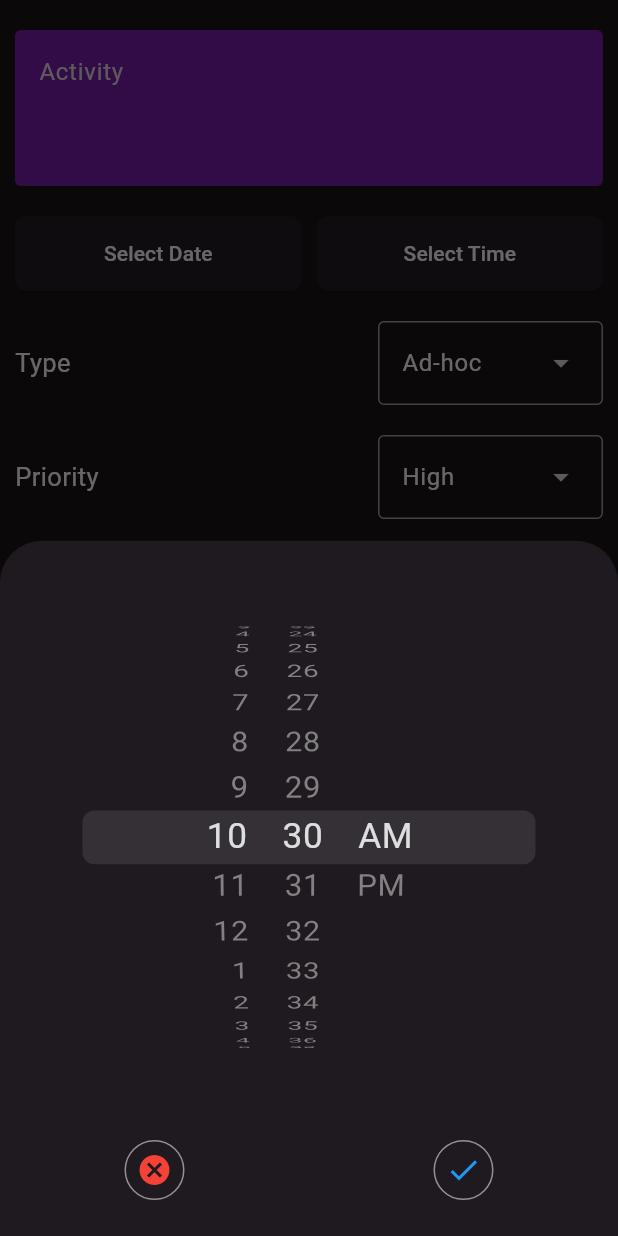
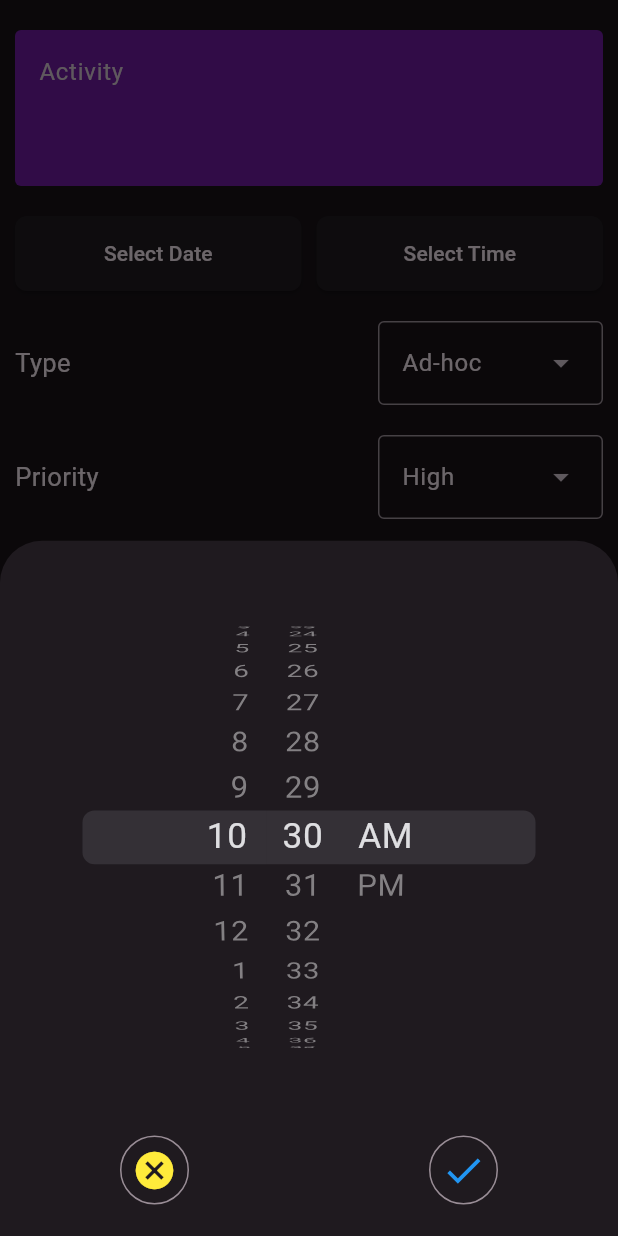
Before and after one commit to sdrhmn/purple, a Flutter app: the TaskFormScreen widget shown alone on an empty page, opened directly, after a tap on "Select Time", on a phone screen of 412 x 824 dp. Run offline on Flutter 3.47's test engine with Material 3 defaults, Android fonts, the phone set to English and light mode, and no system bars; our stand-ins replace flutter_local_notifications, flutter_riverpod, objectbox, styled_widget, timezone; generated files the repository leaves out were written again.

Commit message:
make icons larger, change icon color to yellow

```diff
--- a/lib/modules/tasks/ui/task_form_screen.dart
+++ b/lib/modules/tasks/ui/task_form_screen.dart
@@ -106,11 +106,13 @@ class _TaskFormState extends ConsumerState<TaskFormScreen> {
                                 ).expanded(),
                                 [
                                   IconButton.outlined(
+                                      iconSize: 30,
                                       onPressed: () =>
                                           Navigator.of(context).pop(),
                                       icon: const Icon(Icons.cancel,
-                                          color: Colors.red)),
+                                          color: Colors.yellow)),
                                   IconButton.outlined(
+                                      iconSize: 30,
                                       onPressed: () {
                                         task.time = TimeOfDay.fromDateTime(
                                             selectedDateTime);
```
